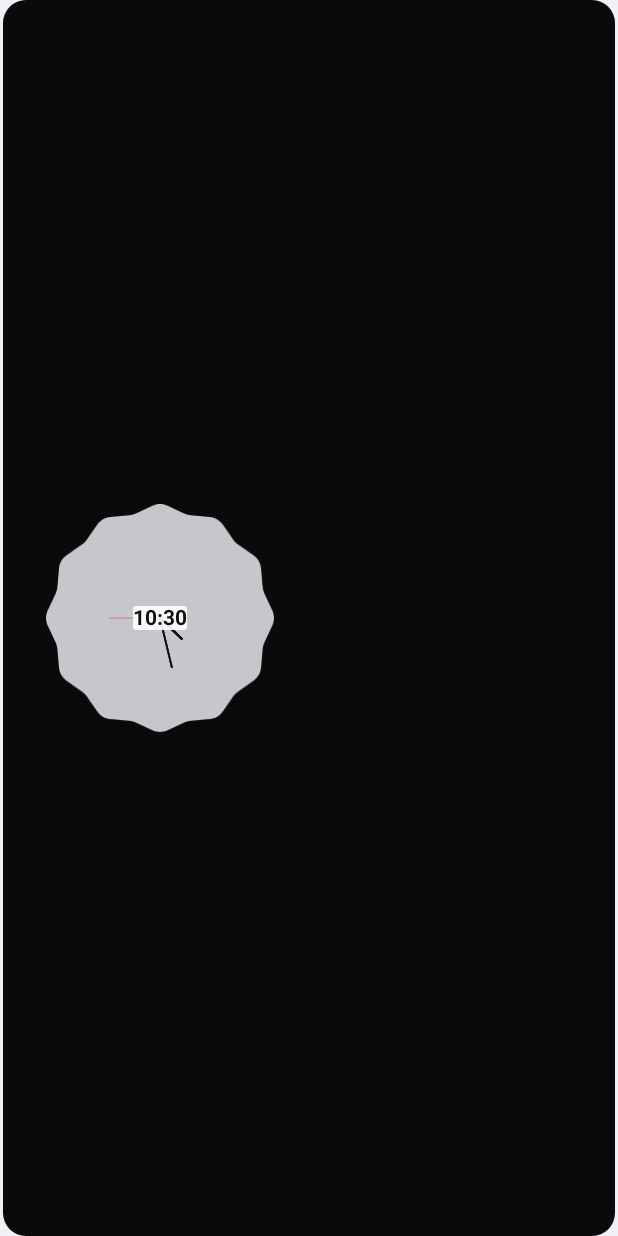
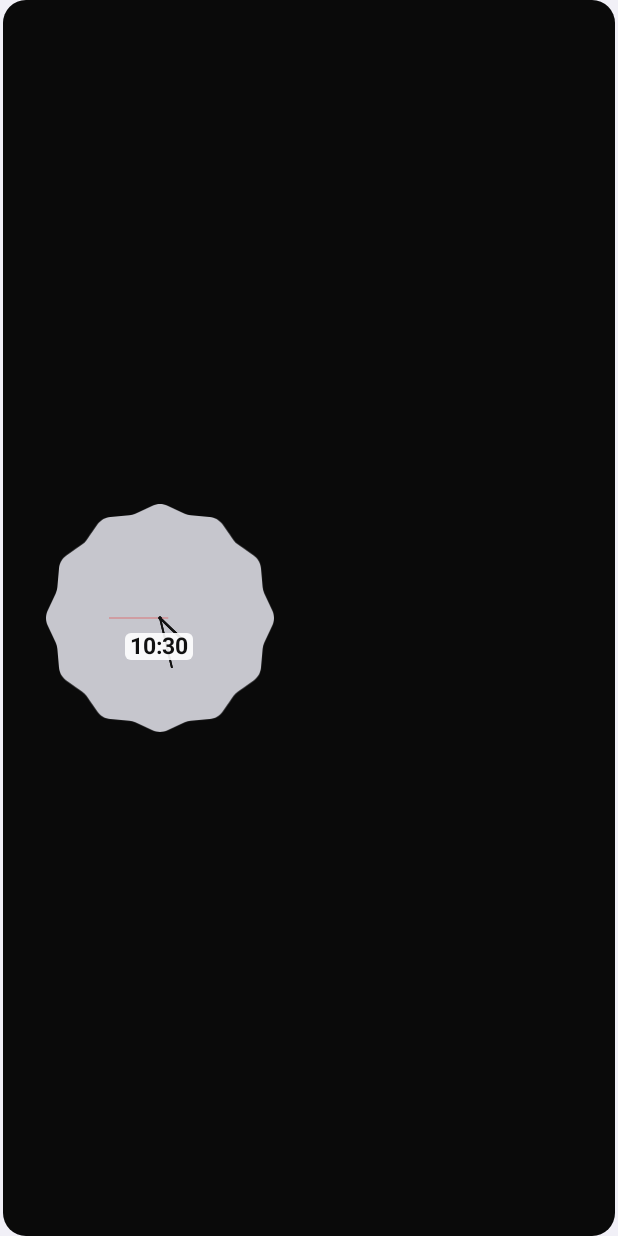
Before and after one commit to rendya2501/ClockCalendarWidget, an Android app: the layout widget_clock_calendar.xml on its own in the app's theme, with its tools: preview values and no code run, on a phone screen of 412 x 824 dp. Run offline under Robolectric (Android 15) with nearby library versions, the phone set to English and light mode, and no system bars.

Commit message:
refactor: use auto-sizing for widget digital clock

```diff
--- a/app/src/main/res/drawable/digital_plate.xml
+++ b/app/src/main/res/drawable/digital_plate.xml
@@ -4,5 +4,5 @@
     android:shape="rectangle">
     <solid android:color="#E6FFFFFF" />
     <!-- #800004-->
-    <corners android:radius="2dp" />
+    <corners android:radius="4dp" />
 </shape>
--- a/app/src/main/res/layout/widget_clock_calendar.xml
+++ b/app/src/main/res/layout/widget_clock_calendar.xml
@@ -17,34 +17,66 @@
         android:layout_height="match_parent"
         android:layout_weight="46" />
 
-    <!-- 時計の部分。アナログ時計の手前(針の上)にデジタル時計を重ねる。
-         文字盤の中心軸(layout_gravity="center")を基準にし、下へオフセット配置することでサイズ変更時も位置を安定させる。 -->
-    <FrameLayout
+    <!-- 時計の部分。
+         アナログ時計(文字盤)の4辺にぴったり合わせて、デジタル時計の枠(digital_area)を重ねる。
+         枠の中は、文字盤の幅・高さに対する比率だけで位置と大きさが決まるので、
+         ウィジェットの大きさが変わっても、都市名(TYO)と同じように文字盤と一緒に拡大縮小する。
+         位置: 縦は上から 57 : 12 : 31(中心より少し下、8と4の少し上)、横は 35 : 30 : 35。 -->
+    <RelativeLayout
         android:layout_width="0dp"
         android:layout_height="match_parent"
         android:layout_marginTop="9.5dp"
         android:layout_marginBottom="9.5dp"
         android:layout_weight="242">
 
+        <!-- wrap_content にすると、文字盤の大きさ(正方形)ぴったりになる -->
         <AnalogClock
             android:id="@+id/analog_clock"
-            android:layout_width="match_parent"
-            android:layout_height="match_parent"
+            android:layout_width="wrap_content"
+            android:layout_height="wrap_content"
+            android:layout_centerInParent="true"
             android:hand_hour="@drawable/hand_hour"
             android:hand_minute="@drawable/hand_minute"
             android:hand_second="@drawable/hand_second" />
 
         <LinearLayout
             android:id="@+id/digital_area"
-            android:layout_width="wrap_content"
-            android:layout_height="wrap_content"
-            android:layout_gravity="center">
+            android:layout_width="match_parent"
+            android:layout_height="match_parent"
+            android:layout_alignLeft="@id/analog_clock"
+            android:layout_alignTop="@id/analog_clock"
+            android:layout_alignRight="@id/analog_clock"
+            android:layout_alignBottom="@id/analog_clock"
+            android:orientation="vertical">
 
+            <FrameLayout
+                android:layout_width="match_parent"
+                android:layout_height="0dp"
+                android:layout_weight="57" />
+
+            <LinearLayout
+                android:layout_width="match_parent"
+                android:layout_height="0dp"
+                android:layout_weight="12"
+                android:orientation="horizontal">
+
+                <FrameLayout
+                    android:layout_width="0dp"
+                    android:layout_height="match_parent"
+                    android:layout_weight="35" />
+
+                <!-- 枠(白い板)の大きさ=文字の大きさ。枠に収まる最大の大きさに自動で調整される -->
                 <TextClock
                     android:id="@+id/digital_clock"
-                android:layout_width="wrap_content"
-                android:layout_height="wrap_content"
+                    android:layout_width="0dp"
+                    android:layout_height="match_parent"
+                    android:layout_weight="30"
+                    android:autoSizeMaxTextSize="40sp"
+                    android:autoSizeMinTextSize="4sp"
+                    android:autoSizeStepGranularity="0.5sp"
+                    android:autoSizeTextType="uniform"
                     android:background="@drawable/digital_plate"
+                    android:fontFeatureSettings="tnum"
                     android:format12Hour="HH:mm"
                     android:format24Hour="HH:mm"
                     android:gravity="center"
@@ -52,10 +84,20 @@
                     android:maxLines="1"
                     android:padding="0dp"
                     android:textColor="#111111"
-                android:textSize="14sp"
                     android:textStyle="bold" />
+
+                <FrameLayout
+                    android:layout_width="0dp"
+                    android:layout_height="match_parent"
+                    android:layout_weight="35" />
             </LinearLayout>
-    </FrameLayout>
+
+            <FrameLayout
+                android:layout_width="match_parent"
+                android:layout_height="0dp"
+                android:layout_weight="31" />
+        </LinearLayout>
+    </RelativeLayout>
 
     <FrameLayout
         android:layout_width="0dp"
```
Also changed, not shown: app/src/main/java/io/github/rendya2501/clockcalendarwidget/ClockCalendarWidget.kt (+2 -31 lines), app/src/main/res/layout/widget_calendar_clock.xml (+54 -12 lines). Lines whose indentation alone changed are shown as unchanged.
